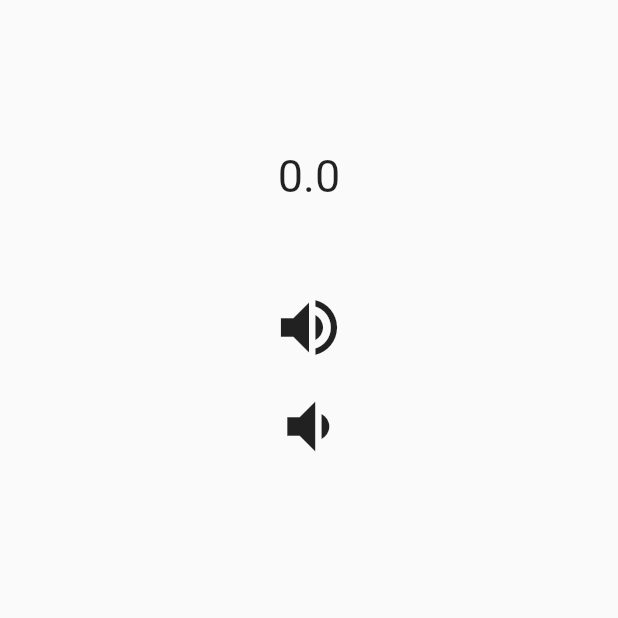
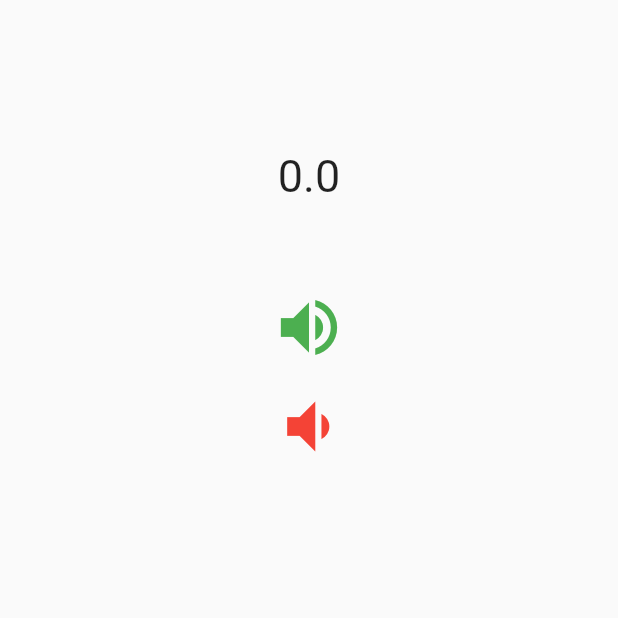
Before and after one commit to AungMyoM4A1/volume_button, a Flutter app: the screen it shows after launch, after a tap on the "volume up" icon, after a tap on the "volume down" icon, on a phone screen of 412 x 824 dp, the top half of it. Run offline on Flutter 3.47's test engine with Material 2 defaults, Android fonts, the phone set to English and light mode, and no system bars.

Commit message:
change_icon_color

```diff
--- a/lib/main.dart
+++ b/lib/main.dart
@@ -70,14 +70,14 @@ class _VolumeUpState extends State<VolumeUp> {
               onPressed: (){
                 volumeUp();
             },
-            icon: const Icon(Icons.volume_up)),
+            icon: const Icon(Icons.volume_up, color: Colors.green,)),
             IconButton(
               iconSize: 50,
               onPressed: (){
                 setState(() {
                   volumeDown();
                 });
-            }, icon: const Icon(Icons.volume_down))
+            }, icon: const Icon(Icons.volume_down, color: Colors.red,))
 
           ],
         ),
```
